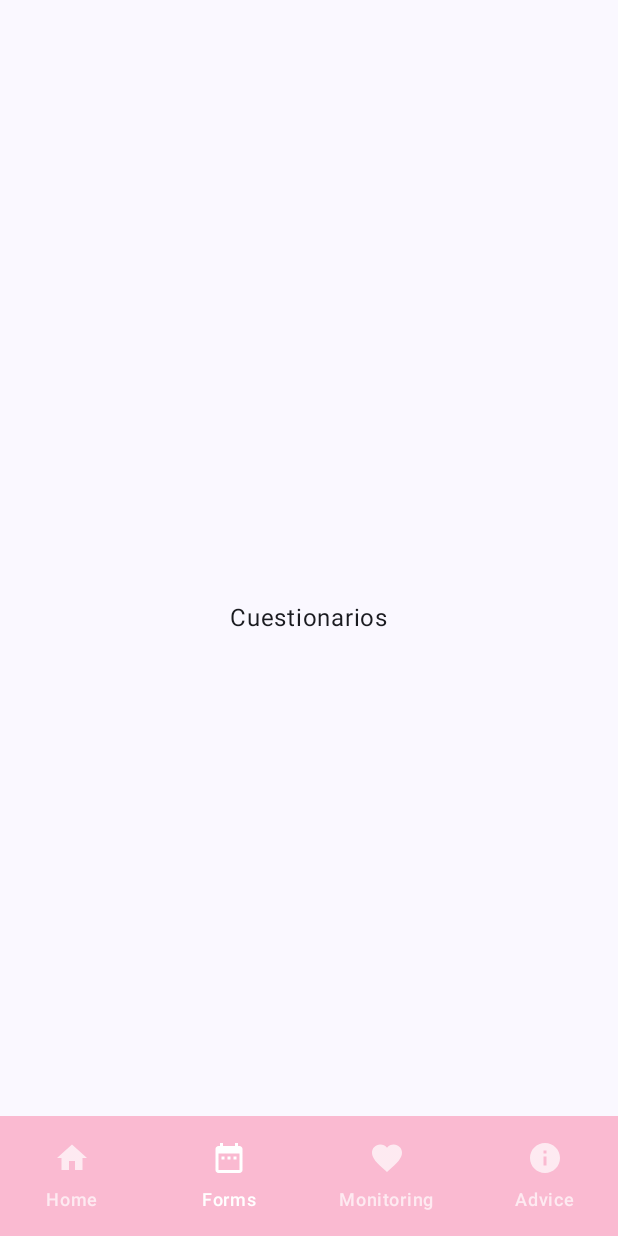
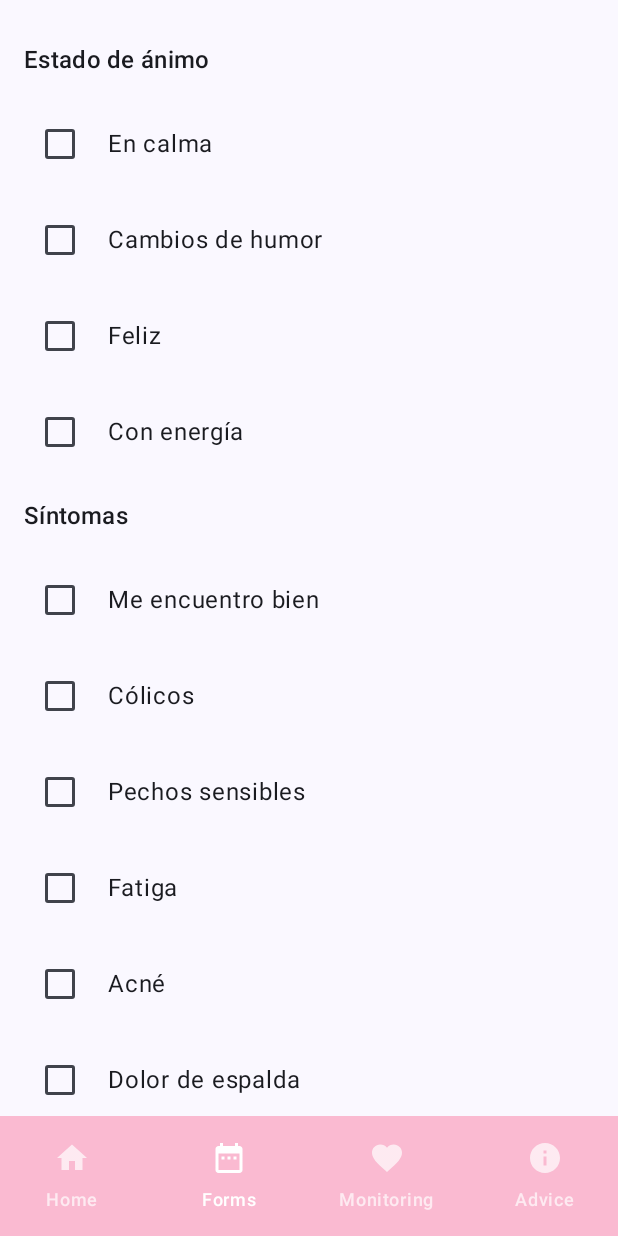
Before and after one commit to EA-12/CicloCare, an Android app built with Jetpack Compose: the BottomNavScreen screen opened through its navigation route, item 2 of the bottom bar chosen, on a phone screen of 412 x 824 dp. Run offline under Robolectric (Android 15) with nearby library versions, the phone set to English and light mode, and no system bars.

Commit message:
Cuestionario_hecho

```diff
--- a/app/src/main/java/com/example/ciclocare/ui/view/Cuestionarios.kt
+++ b/app/src/main/java/com/example/ciclocare/ui/view/Cuestionarios.kt
@@ -2,27 +2,124 @@ package com.example.ciclocare.ui.view
 
 import androidx.compose.foundation.layout.Arrangement
 import androidx.compose.foundation.layout.Column
+import androidx.compose.foundation.layout.Row
 import androidx.compose.foundation.layout.fillMaxSize
+import androidx.compose.foundation.layout.fillMaxWidth
 import androidx.compose.foundation.layout.padding
+import androidx.compose.foundation.lazy.LazyColumn
+import androidx.compose.material3.Checkbox
+import androidx.compose.material3.MaterialTheme
 import androidx.compose.runtime.Composable
 import androidx.compose.ui.Modifier
 import androidx.compose.material3.Text
+import androidx.compose.runtime.mutableStateMapOf
+import androidx.compose.runtime.remember
 import androidx.compose.ui.Alignment
 import androidx.compose.ui.unit.dp
 import androidx.navigation.NavController
+import androidx.compose.foundation.layout.Spacer
+import androidx.compose.foundation.layout.height
+import androidx.compose.foundation.layout.width
+import androidx.compose.foundation.rememberScrollState
+import androidx.compose.foundation.verticalScroll
+import androidx.compose.ui.unit.dp
+import androidx.compose.material3.Button
+import androidx.compose.material3.ButtonDefaults
+import androidx.compose.material3.CheckboxDefaults
+import androidx.compose.material3.Text
+import androidx.compose.ui.graphics.Color
+import androidx.compose.ui.unit.sp
+import com.example.ciclocare.ui.theme.PrimaryColor
+import androidx.compose.runtime.*
+
+
 
 @Composable
 fun Cuestionarios (
     navController: NavController,
     modifier: Modifier = Modifier
 ) {
+    // Definimos las opciones de cada checklist
+    val opcionesEstadoAnimo = listOf("En calma", "Cambios de humor", "Feliz", "Con energía")
+    val opcionesSintomas = listOf("Me encuentro bien", "Cólicos", "Pechos sensibles", "Fatiga", "Acné", "Dolor de espalda", "Dolor de cabeza", "Antojos")
+    val opcionesFlujo = listOf("Nada de flujo", "Clara de huevo", "Manchado intermenstrual", "Pegajoso")
+
+    // Usamos una columna para organizar todos los elementos
     Column(
-        modifier = modifier
+        modifier = Modifier
             .fillMaxSize()
-            .padding(16.dp),
-        verticalArrangement = Arrangement.Center,
-        horizontalAlignment = Alignment.CenterHorizontally,
+            .padding(16.dp)
+            .verticalScroll(rememberScrollState()) // Asegura que la pantalla sea desplazable
     ) {
-        Text(text = "Cuestionarios", modifier = modifier)
+        // Título y checklist de "Estado de ánimo"
+        TituloSeccion("Estado de ánimo")
+        opcionesEstadoAnimo.forEach { opcion ->
+            CheckItem(texto = opcion)
+        }
+
+        // Título y checklist de "Síntomas"
+        TituloSeccion("Síntomas")
+        opcionesSintomas.forEach { opcion ->
+            CheckItem(texto = opcion)
+        }
+
+        // Título y checklist de "Flujo vaginal"
+        TituloSeccion("Flujo vaginal")
+        opcionesFlujo.forEach { opcion ->
+            CheckItem(texto = opcion)
+        }
+
+        // Agregar espacio entre el formulario y el botón
+        Spacer(modifier = Modifier.height(24.dp))
+
+        // El botón que navega a la pantalla principal
+        Button(
+            onClick = { navController.navigate("pantallaPrincipal") },
+            colors = ButtonDefaults.buttonColors(containerColor = PrimaryColor),
+            modifier = Modifier
+                .width(200.dp)
+                .height(50.dp)
+                .padding(top = 16.dp)
+                .align(Alignment.CenterHorizontally)
+        ) {
+            Text(
+                text = "Enviar",
+                color = Color.White,
+                fontSize = 16.sp
+            )
+        }
+
+        // Puedes agregar más espacios si lo deseas
+        Spacer(modifier = Modifier.height(200.dp))
     }
 }
+
+@Composable
+fun CheckItem(texto: String) {
+    // Creamos una variable mutable para gestionar el estado del Checkbox
+    var checked by remember { mutableStateOf(false) }
+
+    Row(
+        verticalAlignment = Alignment.CenterVertically,
+        modifier = Modifier.padding(vertical = 8.dp)
+    ) {
+        // Checkbox con el estado mutable
+        Checkbox(
+            checked = checked,
+            onCheckedChange = { checked = it }, // Cambiamos el estado del checkbox
+            colors = CheckboxDefaults.colors(checkmarkColor = Color.White)
+        )
+        Spacer(modifier = Modifier.width(8.dp))
+        Text(text = texto)
+    }
+}
+
+@Composable
+fun TituloSeccion(titulo: String) {
+    Text(
+        text = titulo,
+        style = MaterialTheme.typography.titleMedium,
+        modifier = Modifier
+            .padding(vertical = 12.dp)
+    )
+}
```
